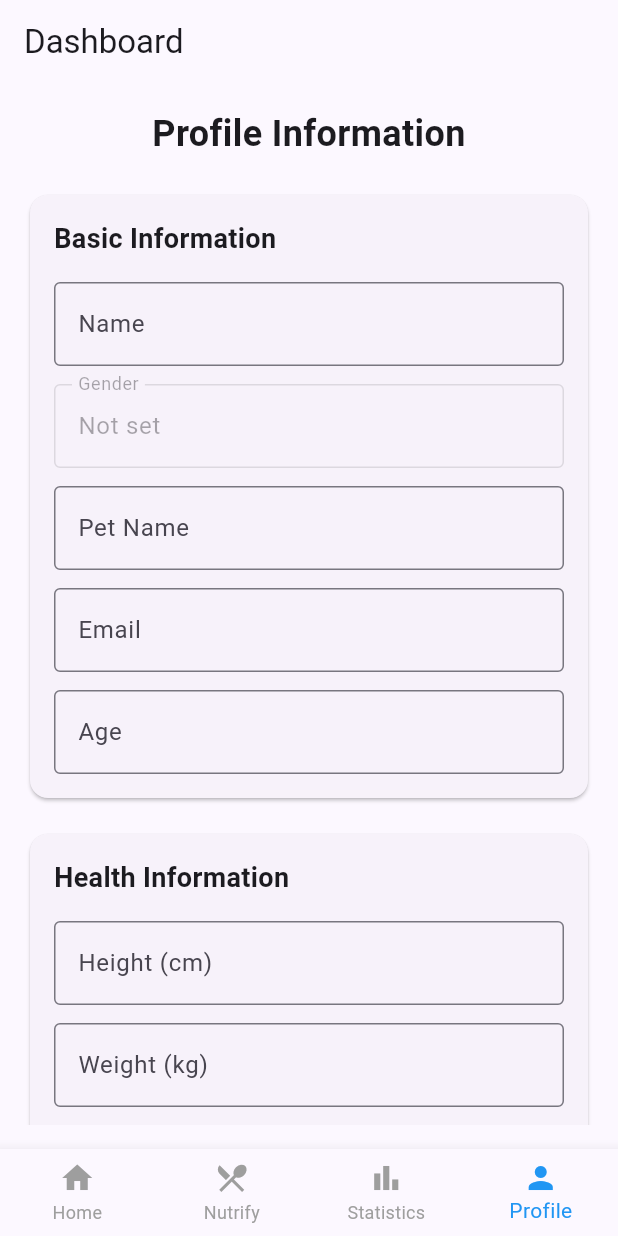
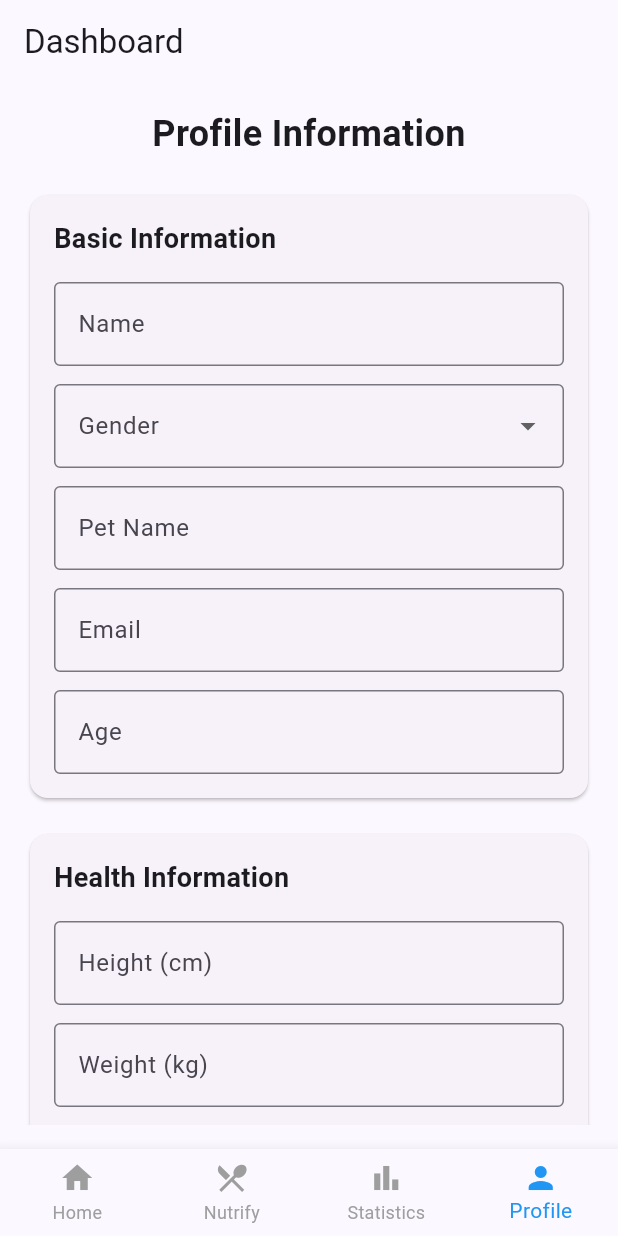
Before and after one commit to Puja-Rachchh/MindSprint, a Flutter app: the DashboardScreen screen opened directly, item 4 of the bottom bar chosen, on a phone screen of 412 x 824 dp. Run offline on Flutter 3.47's test engine with Material 3 defaults, Android fonts, the phone set to English and light mode, and no system bars; our stand-ins replace image_picker, permission_handler; missing offline and left inert: mobile_scanner.

Commit message:
gender updated

```diff
--- a/lib/Dashboard_Screen.dart
+++ b/lib/Dashboard_Screen.dart
@@ -848,6 +848,8 @@ class _DashboardScreenState extends State<DashboardScreen>
                       ),
                     ),
                     const SizedBox(height: 16),
+
+                    // Name
                     TextField(
                       controller: nameController,
                       decoration: const InputDecoration(
@@ -856,17 +858,31 @@ class _DashboardScreenState extends State<DashboardScreen>
                       ),
                     ),
                     const SizedBox(height: 12),
-                    TextField(
-                      controller: TextEditingController(
-                        text: selectedGender ?? "Not set",
-                      ),
+
+                    // ✅ Gender Dropdown (instead of TextField)
+                    DropdownButtonFormField<String>(
+                      value: selectedGender,
+                      items: ["Male", "Female", "Other"]
+                          .map(
+                            (gender) => DropdownMenuItem(
+                              value: gender,
+                              child: Text(gender),
+                            ),
+                          )
+                          .toList(),
+                      onChanged: (value) {
+                        setState(() {
+                          selectedGender = value;
+                        });
+                      },
                       decoration: const InputDecoration(
                         labelText: 'Gender',
                         border: OutlineInputBorder(),
                       ),
-                      enabled: false,
                     ),
                     const SizedBox(height: 12),
+
+                    // Pet Name
                     TextField(
                       controller: petNameController,
                       decoration: const InputDecoration(
@@ -875,6 +891,8 @@ class _DashboardScreenState extends State<DashboardScreen>
                       ),
                     ),
                     const SizedBox(height: 12),
+
+                    // Email
                     TextField(
                       controller: emailController,
                       decoration: const InputDecoration(
@@ -884,6 +902,8 @@ class _DashboardScreenState extends State<DashboardScreen>
                       keyboardType: TextInputType.emailAddress,
                     ),
                     const SizedBox(height: 12),
+
+                    // Age
                     TextField(
                       controller: ageController,
                       decoration: const InputDecoration(
@@ -931,11 +951,6 @@ class _DashboardScreenState extends State<DashboardScreen>
                       keyboardType: TextInputType.number,
                     ),
                     const SizedBox(height: 12),
-                    Padding(
-                      padding: const EdgeInsets.symmetric(vertical: 8.0),
-                      // Removed duplicate gender display from Health Information section
-                    ),
-                    const SizedBox(height: 12),
                     TextField(
                       controller: allergicController,
                       decoration: const InputDecoration(
@@ -964,6 +979,7 @@ class _DashboardScreenState extends State<DashboardScreen>
                 ),
               ),
             ),
+
             const SizedBox(height: 24),
 
             // Update Button
```
